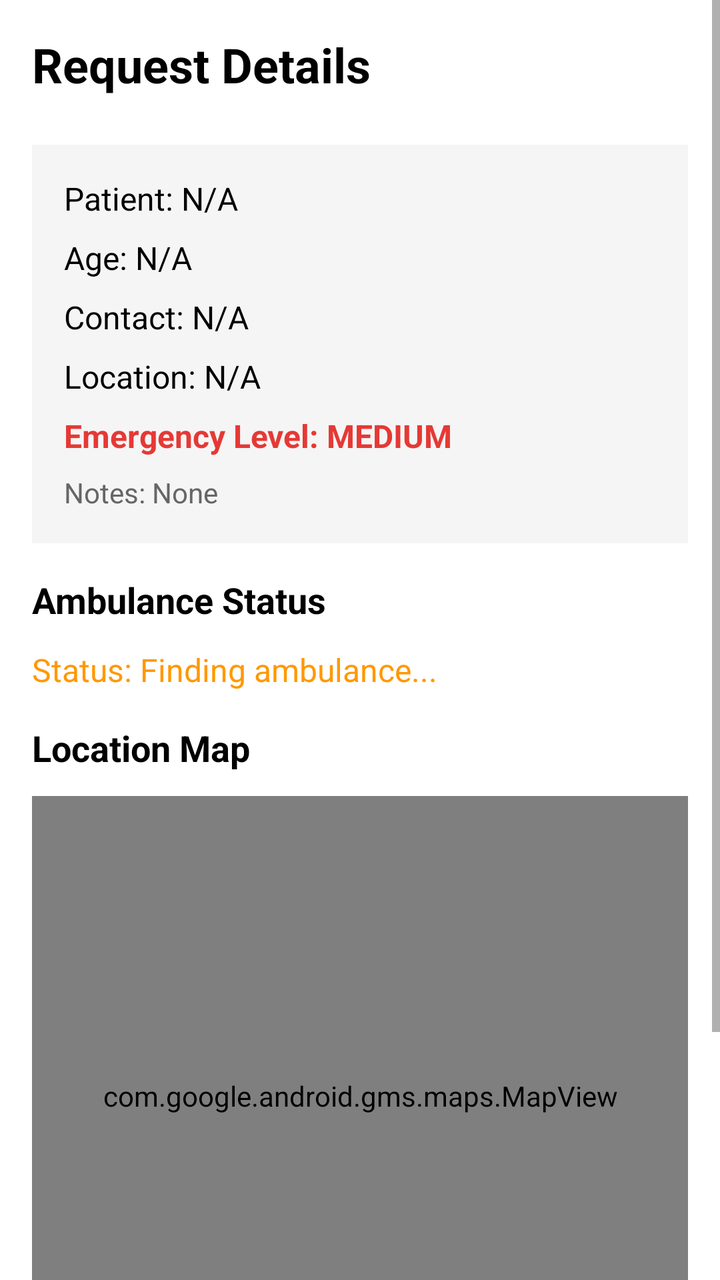
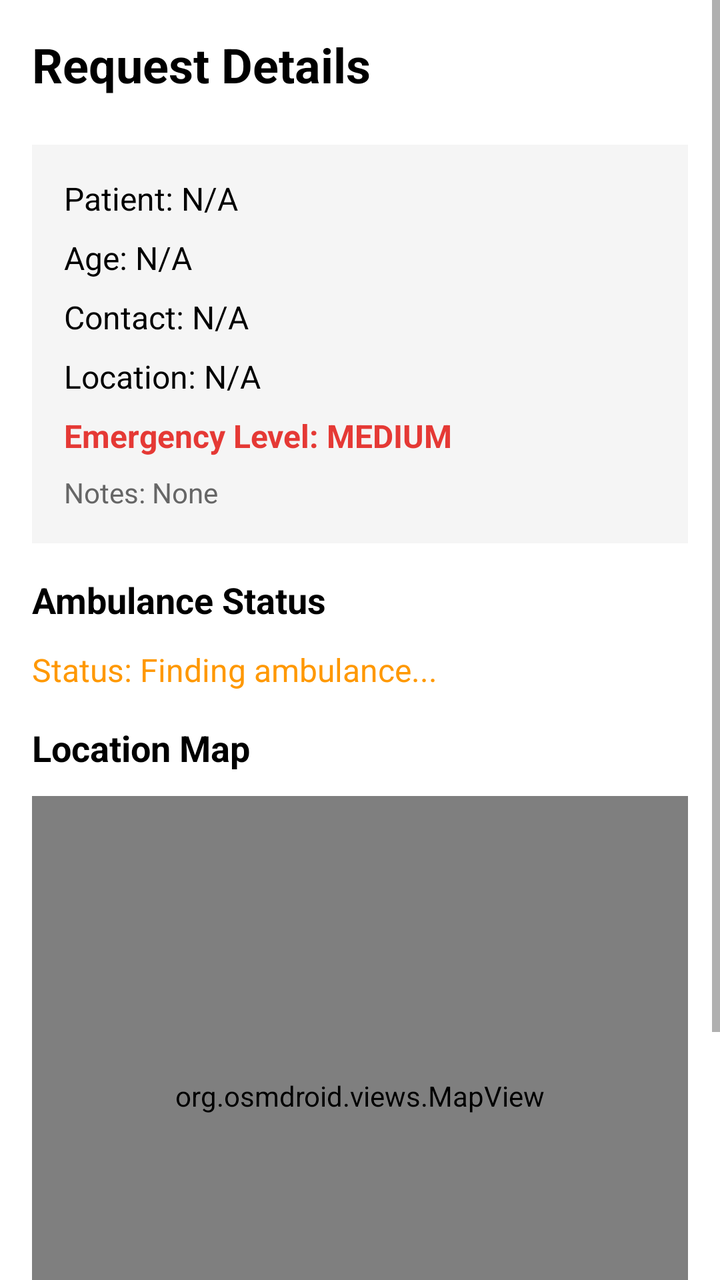

Compare the two renders of this Android layout. The source of the first and the diff that turns it into the second are given below.
<!-- AndroidManifest.xml: activity theme Theme.AmbuPlus -->
<!-- res/layout/request_detail.xml -->
<?xml version="1.0" encoding="utf-8"?>
<ScrollView xmlns:android="http://schemas.android.com/apk/res/android"
    android:layout_width="match_parent"
    android:layout_height="match_parent"
    android:background="#FFFFFF">

    <LinearLayout
        android:layout_width="match_parent"
        android:layout_height="wrap_content"
        android:orientation="vertical"
        android:padding="16dp">

        
        <TextView
            android:layout_width="wrap_content"
            android:layout_height="wrap_content"
            android:text="Request Details"
            android:textSize="24sp"
            android:textColor="#000000"
            android:textStyle="bold"
            android:layout_marginBottom="24dp" />

        
        <LinearLayout
            android:layout_width="match_parent"
            android:layout_height="wrap_content"
            android:orientation="vertical"
            android:background="#F5F5F5"
            android:padding="16dp"
            android:layout_marginBottom="16dp">

            <TextView
                android:id="@+id/tvPatientName"
                android:layout_width="wrap_content"
                android:layout_height="wrap_content"
                android:text="Patient: N/A"
                android:textSize="16sp"
                android:textColor="#000000"
                android:layout_marginBottom="8dp" />

            <TextView
                android:id="@+id/tvPatientAge"
                android:layout_width="wrap_content"
                android:layout_height="wrap_content"
                android:text="Age: N/A"
                android:textSize="16sp"
                android:textColor="#000000"
                android:layout_marginBottom="8dp" />

            <TextView
                android:id="@+id/tvContactNumber"
                android:layout_width="wrap_content"
                android:layout_height="wrap_content"
                android:text="Contact: N/A"
                android:textSize="16sp"
                android:textColor="#000000"
                android:layout_marginBottom="8dp" />

            <TextView
                android:id="@+id/tvLocation"
                android:layout_width="wrap_content"
                android:layout_height="wrap_content"
                android:text="Location: N/A"
                android:textSize="16sp"
                android:textColor="#000000"
                android:layout_marginBottom="8dp" />

            <TextView
                android:id="@+id/tvEmergencyLevel"
                android:layout_width="wrap_content"
                android:layout_height="wrap_content"
                android:text="Emergency Level: MEDIUM"
                android:textSize="16sp"
                android:textColor="#E53935"
                android:textStyle="bold"
                android:layout_marginBottom="8dp" />

            <TextView
                android:id="@+id/tvMedicalNotes"
                android:layout_width="wrap_content"
                android:layout_height="wrap_content"
                android:text="Notes: None"
                android:textSize="14sp"
                android:textColor="#666666" />

        </LinearLayout>

        
        <TextView
            android:layout_width="wrap_content"
            android:layout_height="wrap_content"
            android:text="Ambulance Status"
            android:textSize="18sp"
            android:textColor="#000000"
            android:textStyle="bold"
            android:layout_marginBottom="12dp" />

        <TextView
            android:id="@+id/tvStatus"
            android:layout_width="wrap_content"
            android:layout_height="wrap_content"
            android:text="Status: Finding ambulance..."
            android:textSize="16sp"
            android:textColor="#FF9800"
            android:layout_marginBottom="16dp" />

        
        <TextView
            android:layout_width="wrap_content"
            android:layout_height="wrap_content"
            android:text="Location Map"
            android:textSize="18sp"
            android:textColor="#000000"
            android:textStyle="bold"
            android:layout_marginBottom="12dp" />

        <com.google.android.gms.maps.MapView
            android:id="@+id/mapView7"
            android:layout_width="match_parent"
            android:layout_height="300dp"
            android:layout_marginBottom="16dp" />

        
        <Button
            android:id="@+id/btnCancelRequest"
            android:layout_width="match_parent"
            android:layout_height="56dp"
            android:text="CANCEL REQUEST"
            android:background="#757575"
            android:textColor="#FFFFFF"
            android:textSize="16sp"
            android:textStyle="bold"
            android:layout_marginTop="8dp" />

    </LinearLayout>

</ScrollView>
<!-- resources referenced by this layout -->
<resources>
  <style name="Theme.AmbuPlus" parent="Theme.MaterialComponents.DayNight.DarkActionBar">
          <item name="android:windowNoTitle">true</item>
          <item name="android:windowActionBar">false</item>
  
          <item name="colorPrimary">#E53935</item>
          <item name="colorOnSurface">#000000</item>
          <item name="colorOnBackground">#000000</item>
      </style>
</resources>

<!-- the commit's change to res/layout/request_detail.xml (unified diff, before → after) -->
@@ -114,23 +114,59 @@
             android:textStyle="bold"
             android:layout_marginBottom="12dp" />
 
-        <com.google.android.gms.maps.MapView
-            android:id="@+id/mapView7"
+        <org.osmdroid.views.MapView
+            android:id="@+id/mapView"
             android:layout_width="match_parent"
             android:layout_height="300dp"
             android:layout_marginBottom="16dp" />
 
         
-        <Button
-            android:id="@+id/btnCancelRequest"
+        
+        <LinearLayout
             android:layout_width="match_parent"
-            android:layout_height="56dp"
-            android:text="CANCEL REQUEST"
-            android:background="#757575"
-            android:textColor="#FFFFFF"
-            android:textSize="16sp"
-            android:textStyle="bold"
-            android:layout_marginTop="8dp" />
+            android:layout_height="wrap_content"
+            android:orientation="horizontal"
+            android:gravity="center"
+            android:layout_marginTop="16dp">
+
+            <Button
+                android:id="@+id/btnReCenter"
+                android:layout_width="0dp"
+                android:layout_height="48dp"
+                android:layout_weight="1"
+                android:layout_marginEnd="4dp"
+                android:text="📍 RECENTER"
+                android:textSize="12sp"
+                android:textStyle="bold"
+                android:background="#2196F3"
+                android:textColor="#FFFFFF" />
+
+            <Button
+                android:id="@+id/btnCancelRequest"
+                android:layout_width="0dp"
+                android:layout_height="48dp"
+                android:layout_weight="1"
+                android:layout_marginStart="4dp"
+                android:layout_marginEnd="4dp"
+                android:text="❌ CANCEL"
+                android:textSize="12sp"
+                android:textStyle="bold"
+                android:background="#F44336"
+                android:textColor="#FFFFFF" />
+
+            <Button
+                android:id="@+id/btnExit"
+                android:layout_width="0dp"
+                android:layout_height="48dp"
+                android:layout_weight="1"
+                android:layout_marginStart="4dp"
+                android:text="🚪 EXIT"
+                android:textSize="12sp"
+                android:textStyle="bold"
+                android:background="#FF9800"
+                android:textColor="#FFFFFF" />
+
+        </LinearLayout>
 
     </LinearLayout>
 
